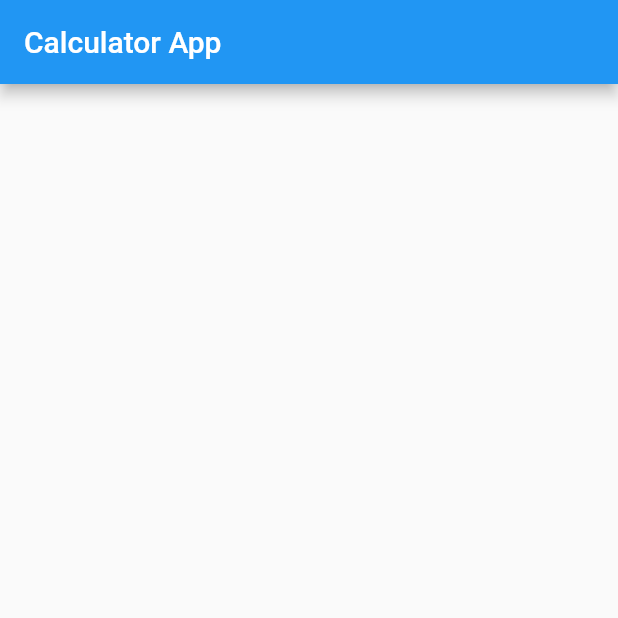
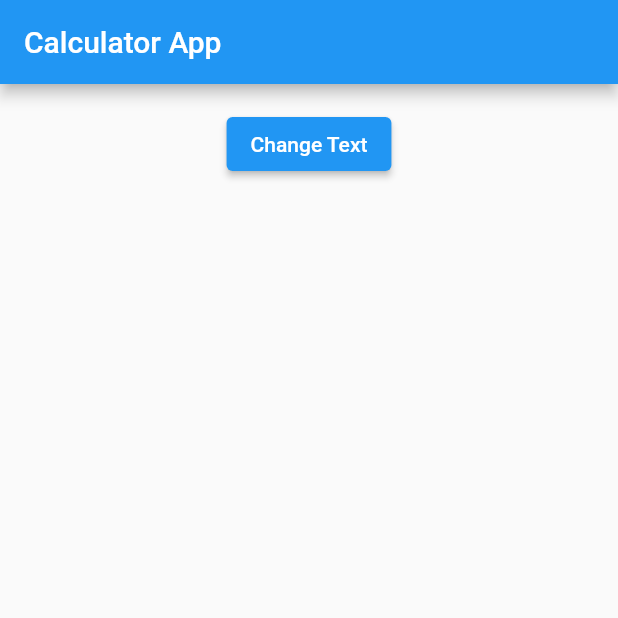
Before and after one commit to phamtanphat/flutter_calculator_15092021, a Flutter app: the screen it shows after launch, on a phone screen of 412 x 824 dp, the top half of it. Run offline on Flutter 3.47's test engine with Material 2 defaults, Android fonts, the phone set to English and light mode, and no system bars.

```diff
--- a/lib/calculator_page.dart
+++ b/lib/calculator_page.dart
@@ -8,6 +8,9 @@ class CalculatorPage extends StatefulWidget {
 
 // state object cua page
 class _CalculatorPageState extends State<CalculatorPage> {
+
+  late String text = "";
+
   @override
   void initState() {
     super.initState();
@@ -26,7 +29,24 @@ class _CalculatorPageState extends State<CalculatorPage> {
       appBar: AppBar(
         title: Text("Calculator App"),
       ),
-      body: Container(),
+      body: Container(
+        constraints: BoxConstraints.expand(),
+        child: Center(
+          child: Column(
+            children: [
+              Text(text),
+              ElevatedButton(
+                child: Text("Change Text"),
+                onPressed: (){
+                   setState(() {
+                     text = " abc";
+                   });
+                },
+              ),
+            ],
+          ),
+        ),
+      ),
     );
   }
 
```
